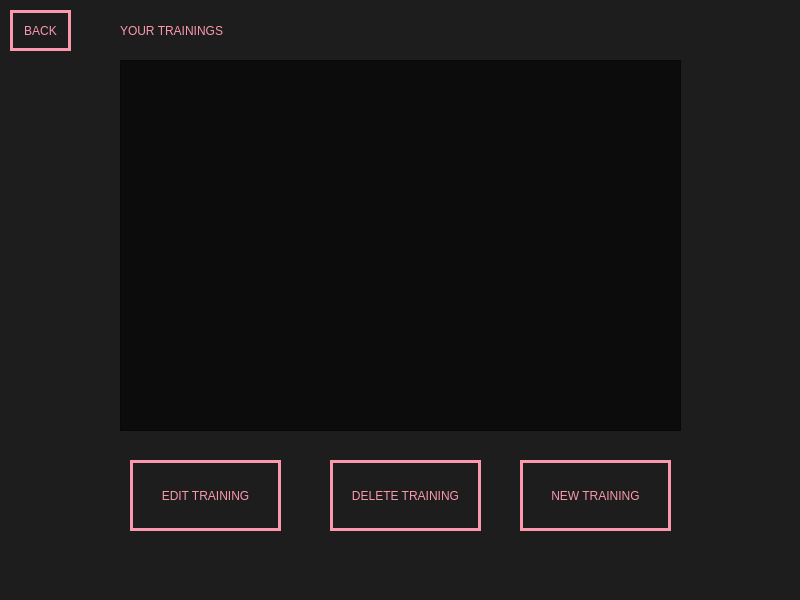
Hanna-J-K/fitnessapp, file BrowseTrainingsWindow.ui: the form before one commit.
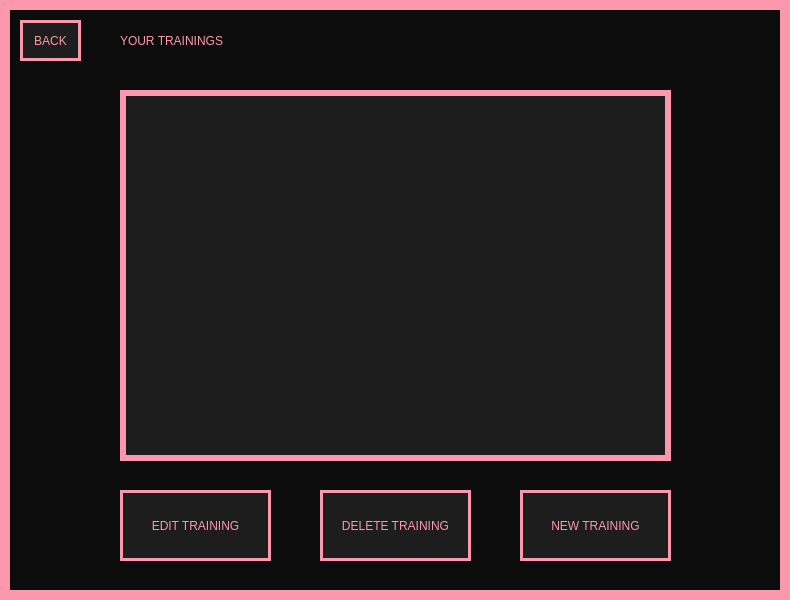
The form after the commit.

The edit to the form file:
```diff
--- a/BrowseTrainingsWindow.ui
+++ b/BrowseTrainingsWindow.ui
@@ -6,7 +6,7 @@
    <rect>
     <x>0</x>
     <y>0</y>
-    <width>800</width>
+    <width>790</width>
     <height>600</height>
    </rect>
   </property>
@@ -14,15 +14,19 @@
    <string>BROWSE TRAININGS</string>
   </property>
   <property name="styleSheet">
-   <string notr="true">background-color: #1D1D1D;
+   <string notr="true">
+border: 10px solid #FB98AD;background-color: #0C0C0C;
 color: #FB98AD</string>
   </property>
+  <property name="tabShape">
+   <enum>QTabWidget::Rounded</enum>
+  </property>
   <widget class="QWidget" name="centralwidget">
    <widget class="QPushButton" name="edit_training_btn">
     <property name="geometry">
      <rect>
-      <x>130</x>
-      <y>460</y>
+      <x>120</x>
+      <y>490</y>
       <width>151</width>
       <height>71</height>
      </rect>
@@ -31,7 +35,7 @@
      <cursorShape>PointingHandCursor</cursorShape>
     </property>
     <property name="styleSheet">
-     <string notr="true">border: 3px solid #FB98AD;
+     <string notr="true">background-color: #1D1D1D;border: 3px solid #FB98AD;
 font: 8pt &quot;PRIMETIME&quot;;</string>
     </property>
     <property name="text">
@@ -41,8 +45,8 @@
    <widget class="QPushButton" name="delete_training_btn">
     <property name="geometry">
      <rect>
-      <x>330</x>
-      <y>460</y>
+      <x>320</x>
+      <y>490</y>
       <width>151</width>
       <height>71</height>
      </rect>
@@ -51,7 +55,7 @@
      <cursorShape>PointingHandCursor</cursorShape>
     </property>
     <property name="styleSheet">
-     <string notr="true">border: 3px solid #FB98AD;
+     <string notr="true">background-color: #1D1D1D;border: 3px solid #FB98AD;
 font: 8pt &quot;PRIMETIME&quot;;</string>
     </property>
     <property name="text">
@@ -62,7 +66,7 @@
     <property name="geometry">
      <rect>
       <x>520</x>
-      <y>460</y>
+      <y>490</y>
       <width>151</width>
       <height>71</height>
      </rect>
@@ -71,7 +75,7 @@
      <cursorShape>PointingHandCursor</cursorShape>
     </property>
     <property name="styleSheet">
-     <string notr="true">border: 3px solid #FB98AD;
+     <string notr="true">background-color: #1D1D1D;border: 3px solid #FB98AD;
 font: 8pt &quot;PRIMETIME&quot;;</string>
     </property>
     <property name="text">
@@ -82,13 +86,14 @@
     <property name="geometry">
      <rect>
       <x>120</x>
-      <y>60</y>
-      <width>561</width>
+      <y>90</y>
+      <width>551</width>
       <height>371</height>
      </rect>
     </property>
     <property name="styleSheet">
-     <string notr="true">background-color: #0C0C0C;</string>
+     <string notr="true">background-color: #1D1D1D;border: 3px solid #FB98AD;
+font: 8pt &quot;PRIMETIME&quot;;</string>
     </property>
     <property name="widgetResizable">
      <bool>true</bool>
@@ -98,8 +103,8 @@
       <rect>
        <x>0</x>
        <y>0</y>
-       <width>559</width>
-       <height>369</height>
+       <width>545</width>
+       <height>365</height>
       </rect>
      </property>
     </widget>
@@ -108,13 +113,14 @@
     <property name="geometry">
      <rect>
       <x>120</x>
-      <y>15</y>
-      <width>271</width>
-      <height>31</height>
+      <y>20</y>
+      <width>331</width>
+      <height>41</height>
      </rect>
     </property>
     <property name="styleSheet">
-     <string notr="true">font: 20pt &quot;PRIMETIME&quot;;</string>
+     <string notr="true">font: 20pt &quot;PRIMETIME&quot;;
+border: none;</string>
     </property>
     <property name="text">
      <string>YOUR TRAININGS</string>
@@ -123,8 +129,8 @@
    <widget class="QPushButton" name="main_menu_btn">
     <property name="geometry">
      <rect>
-      <x>10</x>
-      <y>10</y>
+      <x>20</x>
+      <y>20</y>
       <width>61</width>
       <height>41</height>
      </rect>
@@ -133,7 +139,7 @@
      <cursorShape>PointingHandCursor</cursorShape>
     </property>
     <property name="styleSheet">
-     <string notr="true">border: 3px solid #FB98AD;
+     <string notr="true">background-color: #1D1D1D;border: 3px solid #FB98AD;
 font: 8pt &quot;PRIMETIME&quot;;</string>
     </property>
     <property name="text">
@@ -141,17 +147,6 @@
     </property>
    </widget>
   </widget>
-  <widget class="QMenuBar" name="menubar">
-   <property name="geometry">
-    <rect>
-     <x>0</x>
-     <y>0</y>
-     <width>800</width>
-     <height>21</height>
-    </rect>
-   </property>
-  </widget>
-  <widget class="QStatusBar" name="statusbar"/>
  </widget>
  <resources/>
  <connections/>
```
Left out of the diff: 3 changed lines with no effect on the pictures.
